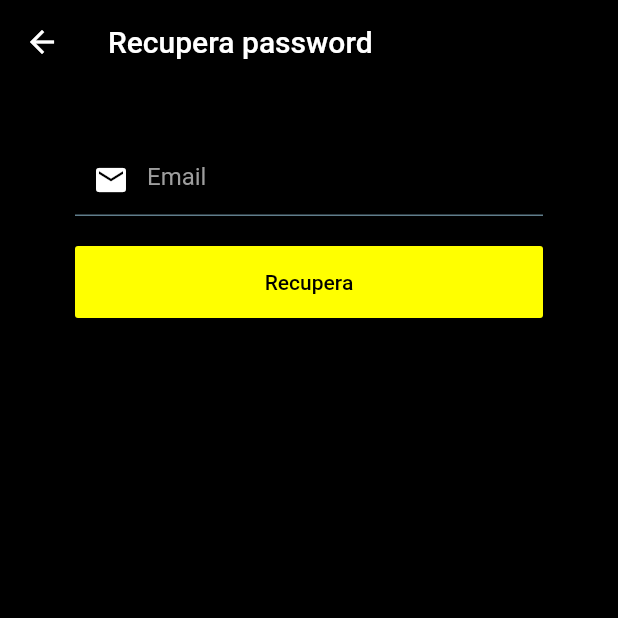
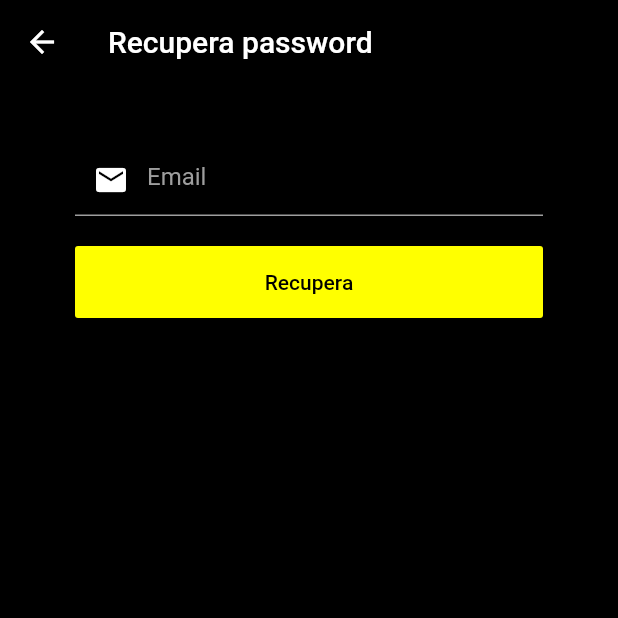
Before and after one commit to DomenicoMiranda/TeamUp, a Flutter app: the Resetpassword screen opened directly, on a phone screen of 412 x 824 dp, the top half of it. Run offline on Flutter 3.47's test engine with Material 2 defaults, Android fonts, the light colour scheme and no system bars; our stand-ins replace cloud_firestore, email_validator, file_picker, firebase_auth, firebase_storage, flutter_signin_button and 5 more; missing offline and left inert: flutter_plugin_pdf_viewer; accounts and stored records are empty.

Commit message:
Update constants.dart

```diff
--- a/lib/global/constants.dart
+++ b/lib/global/constants.dart
@@ -4,7 +4,7 @@ const textInputDecoration = InputDecoration(
 
   labelStyle: const TextStyle(color: Colors.white),
     enabledBorder: const UnderlineInputBorder(
-      borderSide: const BorderSide(color: Colors.blueGrey),
+      borderSide: const BorderSide(color: Colors.grey),
   ),
   focusedBorder: const UnderlineInputBorder(
       borderSide: const BorderSide(color: Colors.blueAccent),
```
